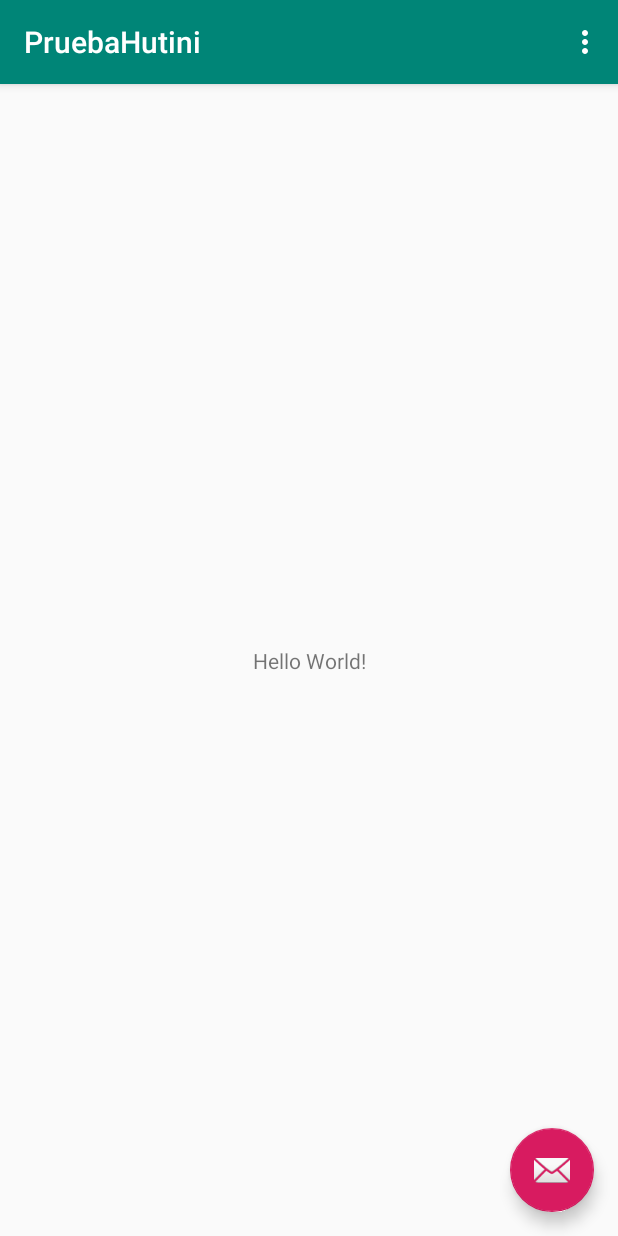
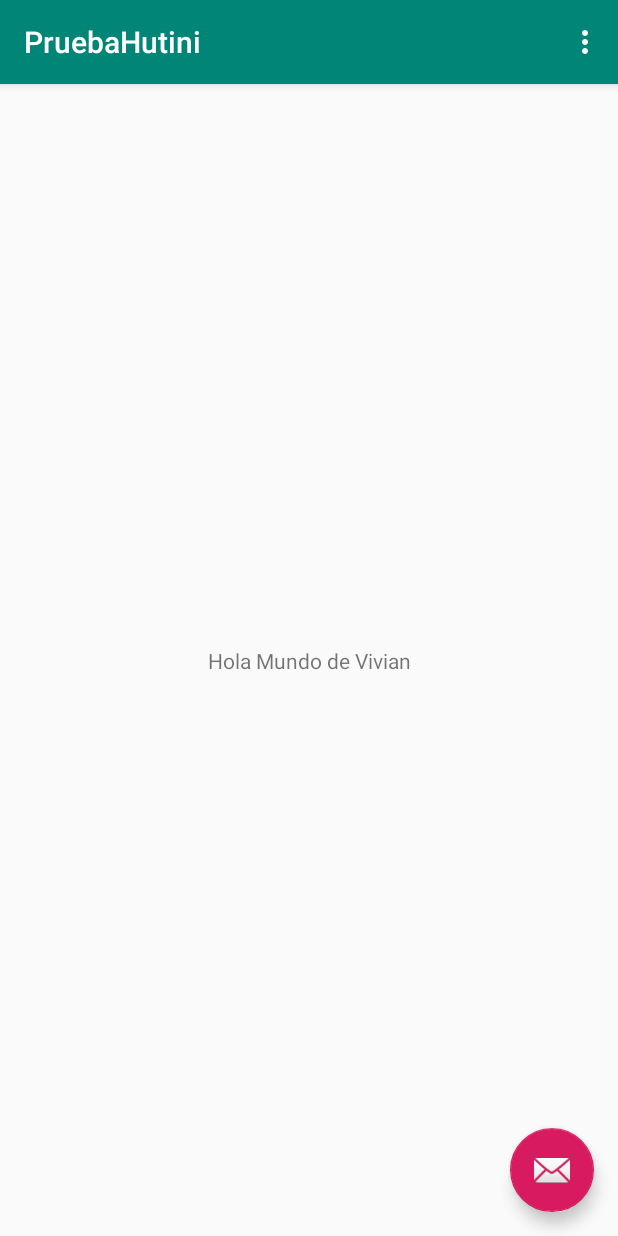
Before and after one commit to Hutini/HelloWorld, an Android app: the screen it shows after launch (MainActivity), on a phone screen of 412 x 824 dp. Run offline under Robolectric (Android 15) with nearby library versions, the phone set to English and light mode, and no system bars.

Commit message:
Este es mi primer Branch

```diff
--- a/app/src/main/res/layout/content_main.xml
+++ b/app/src/main/res/layout/content_main.xml
@@ -11,7 +11,7 @@
     <TextView
         android:layout_width="wrap_content"
         android:layout_height="wrap_content"
-        android:text="Hello World!"
+        android:text="Hola Mundo de Vivian"
         app:layout_constraintBottom_toBottomOf="parent"
         app:layout_constraintLeft_toLeftOf="parent"
         app:layout_constraintRight_toRightOf="parent"
```
